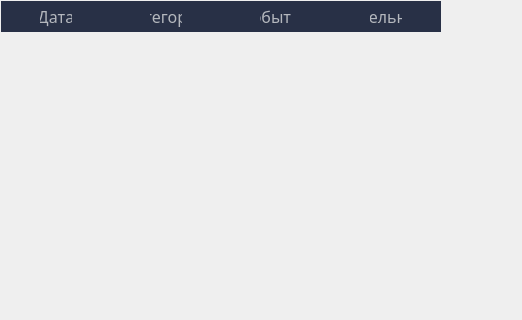
Above: design/table.ui from yurii-bel/project_2021 before the change; both pictures show x 0 to 522 and y 0 to 320 of the 930 by 905 pixel window. Below: the same form after it.
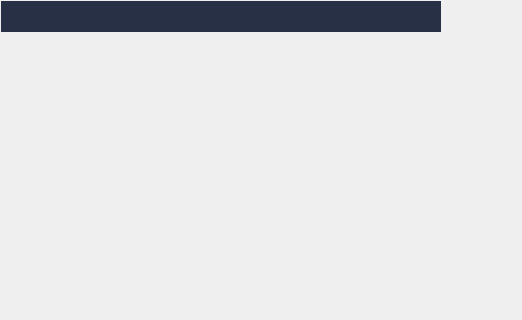
That is the form after the change. Icons and pictures are not drawn.

The edit to the form file:
```diff
--- a/design/table.ui
+++ b/design/table.ui
@@ -83,14 +83,14 @@
     <number>110</number>
    </attribute>
    <attribute name="horizontalHeaderMinimumSectionSize">
-    <number>39</number>
+    <number>20</number>
    </attribute>
    <attribute name="verticalHeaderMinimumSectionSize">
     <number>23</number>
    </attribute>
    <column>
     <property name="text">
-     <string>Дата</string>
+     <string/>
     </property>
     <property name="font">
      <font>
@@ -101,7 +101,7 @@
    </column>
    <column>
     <property name="text">
-     <string>Категория</string>
+     <string/>
     </property>
     <property name="font">
      <font>
@@ -112,7 +112,7 @@
    </column>
    <column>
     <property name="text">
-     <string>Событие</string>
+     <string/>
     </property>
     <property name="font">
      <font>
@@ -123,11 +123,11 @@
    </column>
    <column>
     <property name="text">
-     <string>Длительность</string>
+     <string/>
     </property>
     <property name="font">
      <font>
-      <family>Roboto-Light</family>
+      <family>Roboto Light</family>
       <pointsize>12</pointsize>
      </font>
     </property>
```
Left out of the diff: 19 changed lines with no effect on the pictures.
